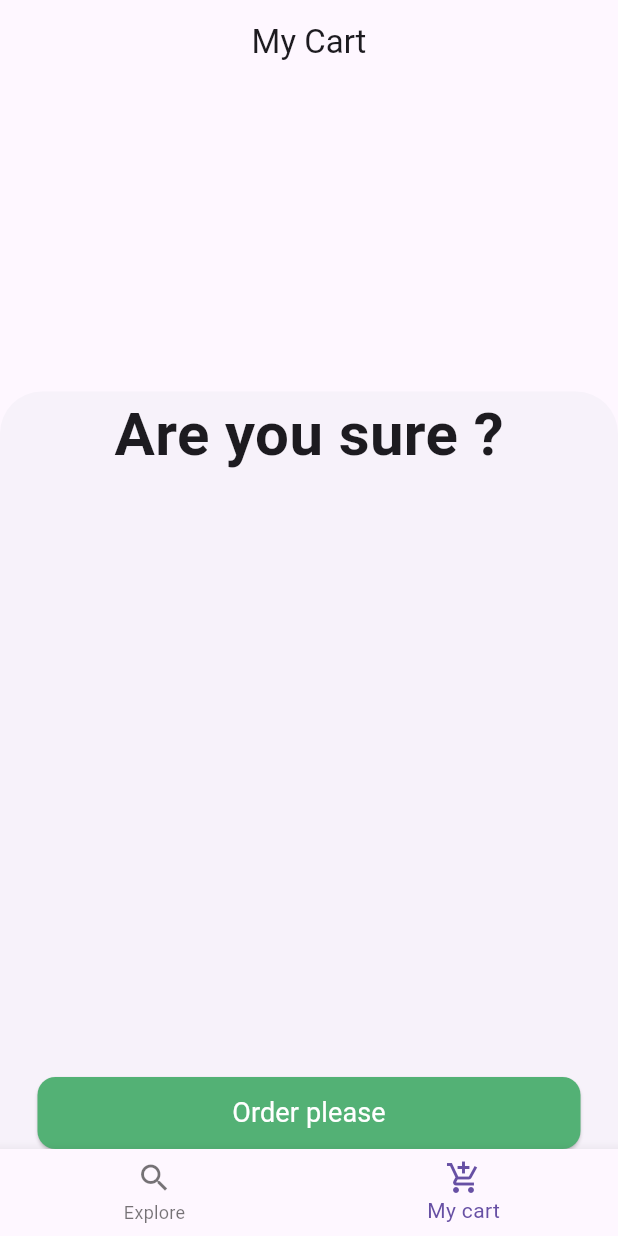
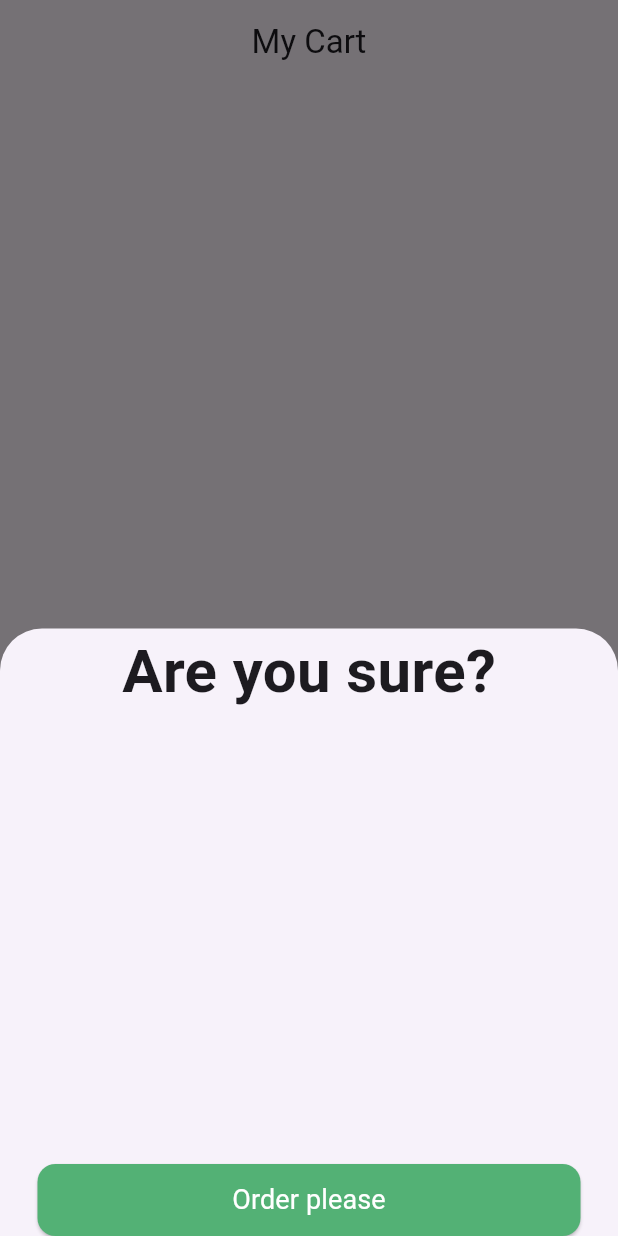
Before and after one commit to Ayaabq/test, a Flutter app: the TabsScreen screen opened by its route, item 2 of the bottom bar chosen, after a tap on "Checkout", on a phone screen of 412 x 824 dp. Run offline on Flutter 3.47's test engine with Material 3 defaults, Android fonts, the light colour scheme and no system bars; our stand-ins replace flutter_riverpod, go_router.

Commit message:
fixing cart logic

```diff
--- a/lib/core/utils/app_router.dart
+++ b/lib/core/utils/app_router.dart
@@ -8,7 +8,6 @@ import '../../features/home/presentation/views/widgets/products_view.dart';
 abstract class AppRouter {
   // static const kGetStartedView = "/GetStartedView";
   static const kOnBoarding = '/';
-  static const kHomeView ='/HomeView';
   static const kTabView ='/TabView';
   static const kProductView ='/ProductView/:id';
   static final router = GoRouter(
@@ -17,11 +16,8 @@ abstract class AppRouter {
         path: kOnBoarding,
         builder: (ctx, state) => const OnBoarding(),
       ),
+
       GoRoute(
-        path: kHomeView,
-        builder: (ctx, state) => const HomeView(),
-      ),
- GoRoute(
         path: kTabView,
         builder: (ctx, state) => const TabsScreen(),
       ),
--- /dev/null
+++ b/lib/core/widgets/price_text.dart
@@ -0,0 +1,14 @@
+import 'package:flutter/material.dart';
+class PriceText extends StatelessWidget {
+  const PriceText({super.key, required this.price});
+  final double price;
+  @override
+  Widget build(BuildContext context) {
+    return  Text(
+      "\$${(price.toStringAsFixed(2))}",
+      style: const TextStyle(
+        fontWeight: FontWeight.bold,
+      ),
+    );
+  }
+}
--- a/lib/core/widgets/tabs_screen.dart
+++ b/lib/core/widgets/tabs_screen.dart
@@ -1,7 +1,10 @@
 import 'package:flutter/material.dart';
 import 'package:flutter_riverpod/flutter_riverpod.dart';
-import 'package:task/features/cart/presentation/views/cart_view.dart';
+import 'package:task/core/widgets/custom_button.dart';
+import 'package:task/features/cart/presentation/views/cart_button.dart';
+import 'package:task/features/cart/presentation/views/cart_view_body.dart';
 
+import '../../features/cart/presentation/views/checkout_bottom_sheet.dart';
 import '../../features/home/presentation/views/widgets/home_view_body.dart';
 
 class TabsScreen extends ConsumerStatefulWidget {
@@ -14,36 +17,59 @@ class TabsScreen extends ConsumerStatefulWidget {
 class _TabsScreenState extends ConsumerState<TabsScreen> {
   int _selectedPageIndex = 0;
 
-
-
   void _selectPage(int index) {
     setState(() {
       _selectedPageIndex = index;
     });
   }
+
+  void showCheckoutBottomSheet(BuildContext context) {
+    showModalBottomSheet(
+      context: context,
+      builder: (context) {
+        return const CheckoutBottomSheet();
+      },
+    );
+  }
+
   @override
   Widget build(BuildContext context) {
     Widget activePage = const HomeViewBody();
     var activePageTitle = "Find Products";
     if (_selectedPageIndex == 1) {
-       activePage = const CartView();
+      activePage = const CartViewBody();
       activePageTitle = "My Cart";
     }
     return Scaffold(
       appBar: AppBar(
         automaticallyImplyLeading: false,
-        title:  Center(child: Text(activePageTitle)),
+        title: Center(child: Text(activePageTitle)),
       ),
       body: activePage,
+      floatingActionButtonLocation: FloatingActionButtonLocation.centerFloat,
+      floatingActionButton: _selectedPageIndex == 1
+          ? Padding(
+              padding: const EdgeInsets.symmetric(horizontal: 20.0),
+              child: CartButton(
+                onTap: () => showCheckoutBottomSheet(context),
+                title: "Checkout",
+              ),
+            )
+          : null,
       bottomNavigationBar: BottomNavigationBar(
         onTap: _selectPage,
         currentIndex: _selectedPageIndex,
         items: const [
           BottomNavigationBarItem(
-                icon: Icon(Icons.search_outlined), label: 'Explore'),
-            BottomNavigationBarItem(icon: Icon(Icons.add_shopping_cart), label: 'My cart'),
+            icon: Icon(Icons.search_outlined),
+            label: 'Explore',
+          ),
+          BottomNavigationBarItem(
+            icon: Icon(Icons.add_shopping_cart),
+            label: 'My cart',
+          ),
         ],
-        )
+      ),
     );
   }
 }
--- /dev/null
+++ b/lib/features/cart/presentation/views/cart_button.dart
@@ -0,0 +1,34 @@
+import 'package:flutter/material.dart';
+import 'package:flutter_riverpod/flutter_riverpod.dart';
+import 'package:task/core/widgets/custom_button.dart';
+import 'package:task/core/widgets/price_text.dart';
+import 'package:task/features/cart/presentation/maneger/cart_provider.dart';
+
+class CartButton extends ConsumerWidget {
+  const CartButton({super.key, required this.onTap, required this.title});
+  final void Function() onTap;
+  final String title;
+  @override
+  Widget build(BuildContext context, WidgetRef ref) {
+    final totalPrice= ref.watch(cartProvider.notifier).totalPrice(ref);
+    return Stack(
+      children: [
+        CustomButton(onTap: onTap, title: title),
+        Positioned(
+          top: 8, // Adjust this value as needed to position the container
+          right: 8, // Adjust this value as needed to position the container
+          child: Container(
+            padding: const EdgeInsets.all(8),
+            decoration: BoxDecoration(
+              color: Colors.black.withOpacity(0.5),
+              borderRadius: BorderRadius.circular(3),
+            ),
+            child: PriceText(
+              price: totalPrice,
+            ),
+          ),
+        ),
+      ],
+    );
+  }
+}
--- a/lib/features/cart/presentation/views/cart_view.dart
+++ /dev/null
@@ -1,66 +0,0 @@
-import 'package:flutter/material.dart';
-import 'package:task/core/widgets/custom_button.dart';
-import 'package:task/features/cart/presentation/views/cart_view_body.dart';
-
-import '../../../../constants.dart';
-
-class CartView extends StatelessWidget {
-  const CartView({super.key});
-
-  @override
-  Widget build(BuildContext context) {
-    return Stack(children: [
-      const CartViewBody(),
-      Positioned(
-        bottom: 16,
-        left: 25,
-        right: 25,
-        child: Center(
-          child: ElevatedButton(
-           style:  ElevatedButton.styleFrom(
-              backgroundColor: kPrimaryColor,
-              foregroundColor: Colors.white,
-              shape: const RoundedRectangleBorder(
-                borderRadius: BorderRadius.all(
-                  Radius.circular(12),
-                ),
-              ),
-            ),
-            onPressed: () {
-             showBottomSheet(context: context, builder: (context){
-               return Padding(
-                 padding: const EdgeInsets.symmetric(horizontal: 25.0),
-                 child: Column(
-                   mainAxisSize: MainAxisSize.min,
-                   children: [
-                     const Text("Are you sure ?",
-                     style: TextStyle(
-                       fontSize: 40,
-                       fontWeight: FontWeight.bold
-                     ),),
-                     const SizedBox(height: 400,),
-                     CustomButton(onTap: (){}, title: "Order please")
-                   ],
-                 ),
-               );
-             });
-            },
-            child: const SizedBox(
-              height: 48,
-              width: double.infinity,
-              child: Center(
-                child: Text('Checkout',
-                   textAlign: TextAlign.center,
-                   style:  TextStyle(
-                        color: Colors.white,
-                        fontSize: 18,
-                        fontWeight: FontWeight.w400
-                    )),
-              ),
-            ),
-          ),
-        ),
-      )
-    ],);
-  }
-}
--- /dev/null
+++ b/lib/features/cart/presentation/views/checkout_bottom_sheet.dart
@@ -0,0 +1,33 @@
+import 'package:flutter/material.dart';
+import 'package:task/core/widgets/custom_button.dart';
+
+class CheckoutBottomSheet extends StatelessWidget {
+  const CheckoutBottomSheet({super.key});
+
+  @override
+  Widget build(BuildContext context) {
+    return Padding(
+      padding: const EdgeInsets.symmetric(horizontal: 25.0),
+      child: Column(
+        mainAxisSize: MainAxisSize.min,
+        children: [
+          const Text(
+            "Are you sure?",
+            style: TextStyle(
+              fontSize: 40,
+              fontWeight: FontWeight.bold,
+            ),
+          ),
+          const SizedBox(height: 300),
+          CustomButton(
+            onTap: () {
+              // Handle the order action
+              Navigator.pop(context); // Close the bottom sheet
+            },
+            title: "Order please",
+          ),
+        ],
+      ),
+    );
+  }
+}
--- a/lib/features/home/presentation/maneger/product_provider.dart
+++ b/lib/features/home/presentation/maneger/product_provider.dart
@@ -8,7 +8,7 @@ class ProductsNotifier extends StateNotifier<List<ProductModel>> {
    categoryProducts(int catId){
    return state.where((product) => product.categoryId==catId).toList();
   }
-  findProduct(int id){
+  ProductModel findProduct(int id){
      return state.where((product) => product.id==id).toList()[0];
   }
 }
```
Also changed, not shown: lib/features/cart/presentation/maneger/cart_provider.dart (+48 -29 lines), lib/features/cart/presentation/views/cart_item.dart (+12 -19 lines), lib/features/cart/presentation/views/cart_view_body.dart (+24 -2 lines), lib/features/cart/presentation/views/order_accepteed.dart (+4 -4 lines), lib/features/on_boarding/views/on_boardin_body.dart (deleted, +0 -12 lines), lib/features/on_boarding/views/on_boarding_button.dart (deleted, +0 -42 lines), lib/features/on_boarding/views/on_boarding_content.dart (+7 -2 lines). Lines whose indentation alone changed are shown as unchanged.
